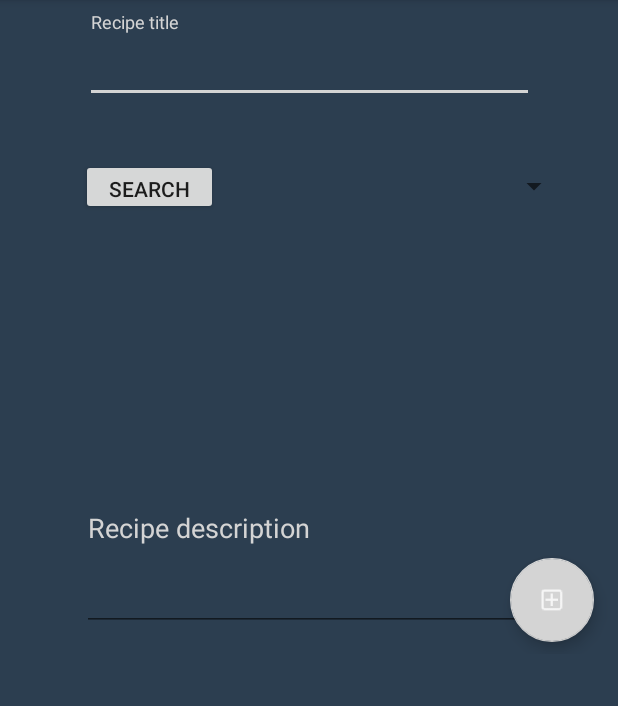
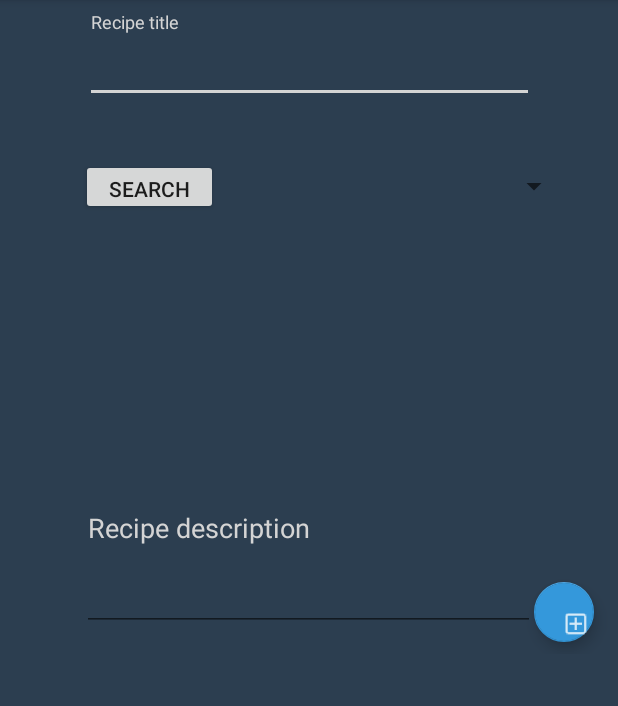
Before and after one commit to panosmir/CookingRecipesMVP, an Android app: the NewRecipeActivity screen opened directly, with no data from a screen before it, on a phone screen of 412 x 824 dp, the part 84-790 px from its top. Run offline under Robolectric (Android 15) with nearby library versions, the phone set to English and light mode, and no system bars; our stand-ins replace ButterKnife, Dagger/Hilt's generated code, RxJava; libraries missing offline, so code that uses them is left out: com.afollestad.materialdialogs, io.reactivex.internal, javax.annotation; network calls fail.

Commit message:
Resize AddNewRecipe fab

```diff
--- a/app/src/main/res/layout/activity_new_recipe.xml
+++ b/app/src/main/res/layout/activity_new_recipe.xml
@@ -108,17 +108,19 @@
             app:layout_constraintVertical_bias="0.0" />
 
         <android.support.design.widget.FloatingActionButton
-            android:layout_width="wrap_content"
-            android:layout_height="wrap_content"
             android:id="@+id/newRecipeFloatingButton"
+            android:layout_width="40dp"
+            android:layout_height="40dp"
+            android:layout_marginBottom="8dp"
+            android:layout_marginEnd="16dp"
+            android:layout_marginTop="120dp"
+            android:scaleType="center"
+            android:src="@drawable/ic_addrecipe_icon"
+            app:backgroundTint="@color/colorPrimary"
+            app:layout_constraintBottom_toBottomOf="parent"
             app:layout_constraintEnd_toEndOf="parent"
-            android:layout_marginEnd="16dp"
-            android:src="@drawable/ic_addrecipe_icon"
             app:layout_constraintTop_toTopOf="@+id/textInputDescription"
-            android:layout_marginTop="120dp"
-            app:layout_constraintBottom_toBottomOf="parent"
-            app:layout_constraintVertical_bias="1.0"
-            android:layout_marginBottom="8dp" />
+            app:layout_constraintVertical_bias="1.0" />
 
 
     </android.support.constraint.ConstraintLayout>
--- a/app/src/main/res/values/colors.xml
+++ b/app/src/main/res/values/colors.xml
@@ -1,6 +1,6 @@
 <?xml version="1.0" encoding="utf-8"?>
 <resources>
-    <color name="colorPrimary">#3498DB</color>
+    <color name="colorPrimary">#3498db</color>
     <color name="colorPrimaryDark">#34495E</color>
     <color name="colorAccent">#D4D4D4</color>
 </resources>
```
